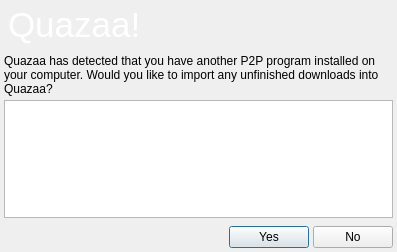
The window that branches/Rewrite/UI/dialogdownloadsimport.ui (c3c/quazaa) describes before a commit, drawn with Qt 5.
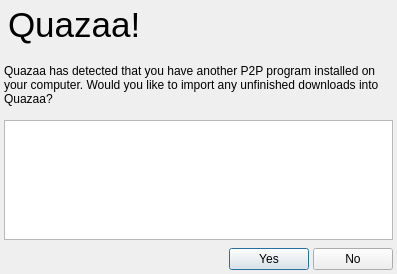
The same window after the commit. Icons and pictures are not drawn.

Commit message: Removed remaining hard coded skinning style sheets from ui. Fixed default app menu appearing to right of nav toolbar. Now appears where menu should appear.

What changed in the file:
```diff
--- a/branches/Rewrite/UI/dialogdownloadsimport.ui
+++ b/branches/Rewrite/UI/dialogdownloadsimport.ui
@@ -7,7 +7,7 @@
     <x>0</x>
     <y>0</y>
     <width>397</width>
-    <height>252</height>
+    <height>274</height>
    </rect>
   </property>
   <property name="sizePolicy">
@@ -50,10 +50,6 @@
        <height>50</height>
       </size>
      </property>
-     <property name="styleSheet">
-      <string notr="true">background-image: url(:/Resource/HeaderBackground.png);
-color: rgb(255, 255, 255);</string>
-     </property>
      <property name="frameShape">
       <enum>QFrame::NoFrame</enum>
      </property>
```
Left out of the diff: 6 changed lines with no effect on the pictures. The commit also changes 33 other files.
